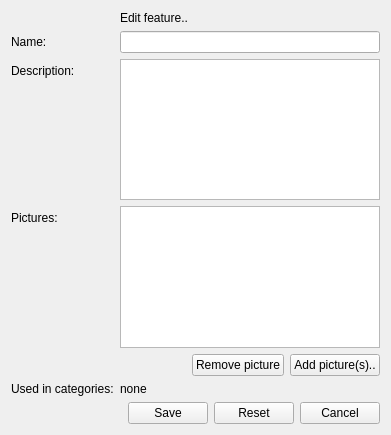
Qt form client/uiforms/feature_edit.ui (Wolframe/configurator) before a commit.
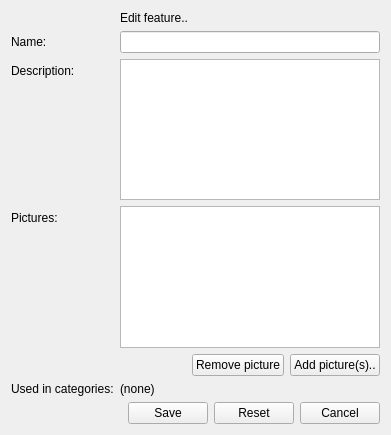
The same form after that commit. Icons and pictures are not drawn.

Commit message: none -> (none)

The edit to the form file:
```diff
--- a/client/uiforms/feature_edit.ui
+++ b/client/uiforms/feature_edit.ui
@@ -171,7 +171,7 @@
    <item row="5" column="1">
     <widget class="QLabel" name="used_categories">
      <property name="text">
-      <string>none</string>
+      <string>(none)</string>
      </property>
     </widget>
    </item>
```
The commit also changes 4 other files.
